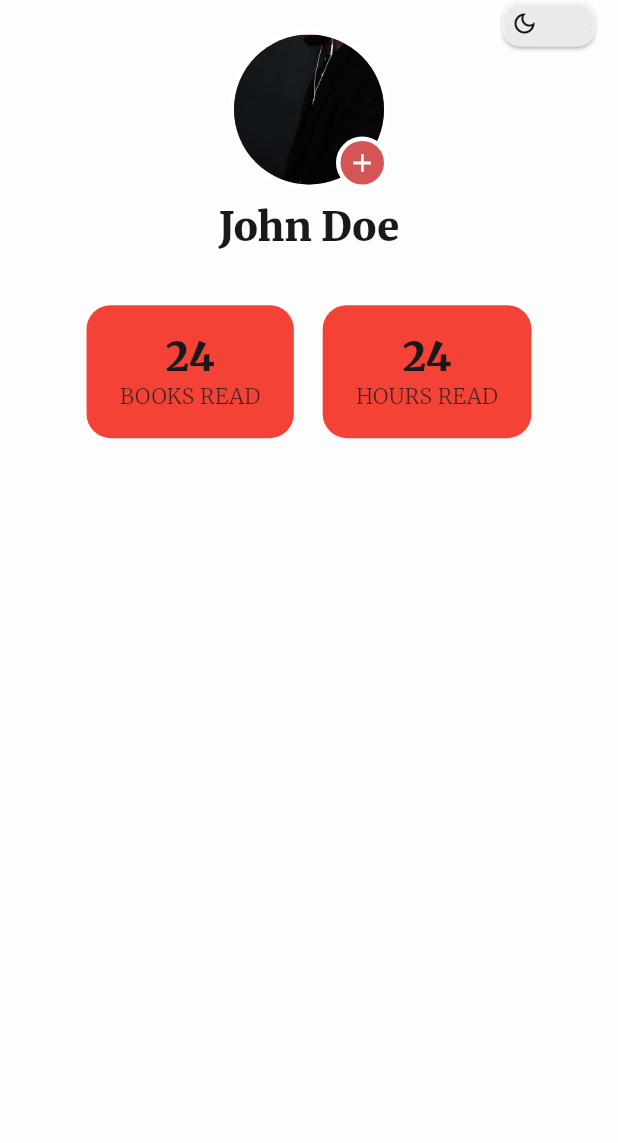
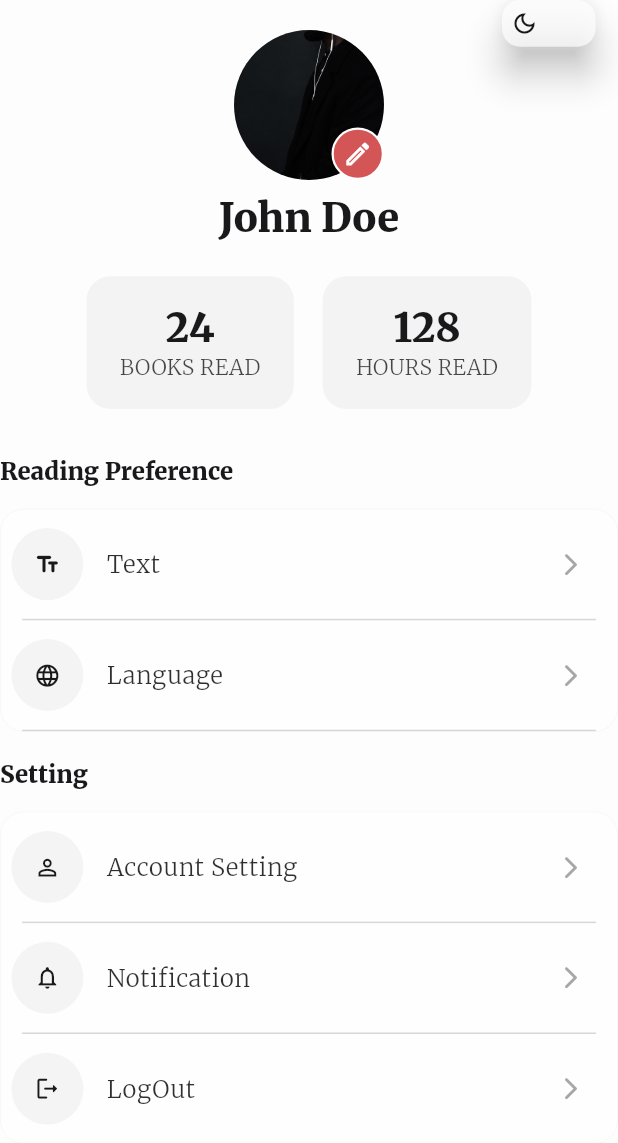
Before and after one commit to Mohamedismaell/Book_reading_flutter_app, a Flutter app: the ProfilePage widget shown alone on an empty page, opened directly, on a phone screen of 412 x 824 dp. Shown: the top 1143 px of the screen. Run offline on Flutter 3.47's test engine with Material 3 defaults, Android fonts, the phone set to English and light mode, and no system bars; our stand-ins replace bloc, device_preview, dio, equatable, flutter_bloc, flutter_screenutil and 5 more; missing offline and left inert: data_connection_checker_tv; accounts and stored records are empty; network calls fail.

Commit message:
Enhance profile page UI and add settings sections
Uncommented elevation in ThemeIcon button. Refactored profile image widget, updated status card colors, and added 'Reading Preference' and 'Setting' sections with option tiles to the profile page for improved user experience and navigation.

```diff
--- a/src/lib/core/widget/theme_icon.dart
+++ b/src/lib/core/widget/theme_icon.dart
@@ -29,7 +29,7 @@ class ThemeIcon extends StatelessWidget {
                   child: ElevatedButton(
                     onPressed: () => context.read<ThemeCubit>().toggleTheme(),
                     style: ElevatedButton.styleFrom(
-                      // elevation: 10,
+                      elevation: 10,
                       backgroundColor: context.colorTheme.surface.withOpacity(
                         0.7,
                       ),
--- a/src/lib/features/book/presentation/screens/profile_page.dart
+++ b/src/lib/features/book/presentation/screens/profile_page.dart
@@ -1,4 +1,5 @@
 import 'package:bookreading/core/helper/size_provider/sized_helper_extension.dart';
+import 'package:bookreading/core/theme/app_colors.dart';
 import 'package:bookreading/core/theme/extensions/scaled_text.dart';
 import 'package:bookreading/core/theme/extensions/theme_extension.dart';
 import 'package:bookreading/core/widget/theme_icon.dart';
@@ -32,12 +33,15 @@ class _ProfilePageState extends State<ProfilePage>
                   _buildImageProfile(context),
                   SizedBox(height: context.setHeight(10)),
                   Text('John Doe', style: context.headlineLarge()),
-                  SizedBox(height: context.setHeight(10)),
                 ],
               ),
             ),
-            SizedBox(height: context.setHeight(30)),
+            SizedBox(height: context.setHeight(25)),
             _buildStatus(context),
+            SizedBox(height: context.setHeight(35)),
+            _buildReadingPreference(context),
+            SizedBox(height: context.setHeight(20)),
+            _buildSetting(context),
           ],
         ),
         ThemeIcon(top: 0, right: 15),
@@ -50,25 +54,32 @@ Widget _buildImageProfile(BuildContext context) {
   return Stack(
     children: [
       CircleAvatar(
-        radius: 53,
-        backgroundColor: Colors.white,
-        child: CircleAvatar(
         radius: 50,
         backgroundImage: AssetImage('assets/images/back_ground_auth.jpg'),
-        ),
+        backgroundColor: Colors.transparent,
       ),
       Positioned(
         bottom: 0,
         right: 0,
+        child: InkWell(
+          customBorder: const CircleBorder(),
+          onTap: () {
+            print("Edit profile");
+          },
           child: Container(
             height: 35,
             width: 35,
             decoration: BoxDecoration(
               color: context.colorTheme.primary,
               shape: BoxShape.circle,
-            border: Border.all(color: Colors.white, width: 3),
+              border: Border.all(color: Colors.white, width: 1.5),
             ),
-          child: const Icon(Icons.add, color: Colors.white, size: 20),
+            child: const Icon(
+              Icons.edit_outlined,
+              color: Colors.white,
+              size: 20,
+            ),
+          ),
         ),
       ),
     ],
@@ -85,7 +96,7 @@ Widget _buildStatus(BuildContext context) {
           vertical: context.setMinSize(20),
         ),
         decoration: BoxDecoration(
-          color: Colors.red,
+          color: context.colorTheme.surfaceContainer.withOpacity(0.1),
           borderRadius: BorderRadius.circular(16),
         ),
         child: Column(
@@ -102,13 +113,13 @@ Widget _buildStatus(BuildContext context) {
           vertical: context.setMinSize(20),
         ),
         decoration: BoxDecoration(
-          color: Colors.red,
+          color: context.colorTheme.surfaceContainer.withOpacity(0.1),
           borderRadius: BorderRadius.circular(16),
         ),
 
         child: Column(
           children: [
-            Text('24', style: context.headlineLarge()),
+            Text('128', style: context.headlineLarge()),
             Text('HOURS READ', style: context.bodyMedium()),
           ],
         ),
@@ -116,3 +127,136 @@ Widget _buildStatus(BuildContext context) {
     ],
   );
 }
+
+Widget _buildReadingPreference(BuildContext context) {
+  return Column(
+    crossAxisAlignment: CrossAxisAlignment.start,
+    children: [
+      Text('Reading Preference', style: context.headlineSmall()),
+      SizedBox(height: context.setHeight(16)),
+      Container(
+        decoration: BoxDecoration(
+          color: context.colorTheme.surface.withOpacity(0.6),
+          borderRadius: BorderRadius.circular(16),
+          boxShadow: [],
+          border: Border.all(
+            color: context.colorTheme.surfaceContainer.withOpacity(0.1),
+            width: 0.5,
+          ),
+        ),
+        child: Column(
+          children: [
+            _buildOption(
+              context,
+              icon: Icons.text_fields_rounded,
+              title: 'Text',
+            ),
+
+            _buildOption(
+              context,
+              icon: Icons.language_rounded,
+              title: 'Language',
+            ),
+          ],
+        ),
+      ),
+    ],
+  );
+}
+
+Widget _buildOption(
+  BuildContext context, {
+  required IconData icon,
+  required String title,
+  bool spreadLine = true,
+}) {
+  return InkWell(
+    borderRadius: BorderRadius.circular(16),
+    onTap: () => print('Option Tapped'),
+    child: Column(
+      children: [
+        Padding(
+          padding: EdgeInsets.symmetric(
+            horizontal: context.setSp(8),
+            vertical: context.setSp(14),
+          ),
+          child: Row(
+            children: [
+              Container(
+                decoration: BoxDecoration(
+                  color: context.colorTheme.surfaceContainer.withOpacity(0.1),
+                  shape: BoxShape.circle,
+                ),
+                child: IconButton(
+                  onPressed: () {},
+                  icon: Icon(icon, size: context.setSp(20)),
+                ),
+              ),
+              SizedBox(width: context.setWidth(16)),
+              Expanded(child: Text(title, style: context.bodyLarge())),
+              IconButton(
+                onPressed: () {},
+                icon: Icon(
+                  Icons.arrow_forward_ios_rounded,
+                  size: context.setSp(20),
+                  color: context.colorTheme.surfaceContainer.withOpacity(0.9),
+                ),
+              ),
+            ],
+          ),
+        ),
+        spreadLine
+            ? Padding(
+                padding: EdgeInsets.symmetric(horizontal: context.setSp(16)),
+                child: Container(
+                  height: 1,
+                  width: double.infinity,
+                  color: context.colorTheme.surfaceContainer,
+                ),
+              )
+            : SizedBox(),
+      ],
+    ),
+  );
+}
+
+Widget _buildSetting(BuildContext context) {
+  return Column(
+    crossAxisAlignment: CrossAxisAlignment.start,
+    children: [
+      Text('Setting', style: context.headlineSmall()),
+      SizedBox(height: context.setHeight(16)),
+      Container(
+        decoration: BoxDecoration(
+          color: context.colorTheme.surface.withOpacity(0.6),
+          borderRadius: BorderRadius.circular(16),
+          boxShadow: [],
+          border: Border.all(
+            color: context.colorTheme.surfaceContainer.withOpacity(0.1),
+            width: 0.5,
+          ),
+        ),
+        child: Column(
+          children: [
+            _buildOption(
+              context,
+              icon: Icons.person_outline_outlined,
+              title: 'Account Setting',
+            ),
+            _buildOption(
+              context,
+              icon: Icons.notifications_outlined,
+              title: 'Notification',
+            ),
+            _buildOption(
+              context,
+              icon: Icons.logout_rounded,
+              title: 'LogOut',
+              spreadLine: false,
+            ),
+          ],
+        ),
+      ),
+    ],
+  );
+}
```
Lines whose indentation alone changed are shown as unchanged.
